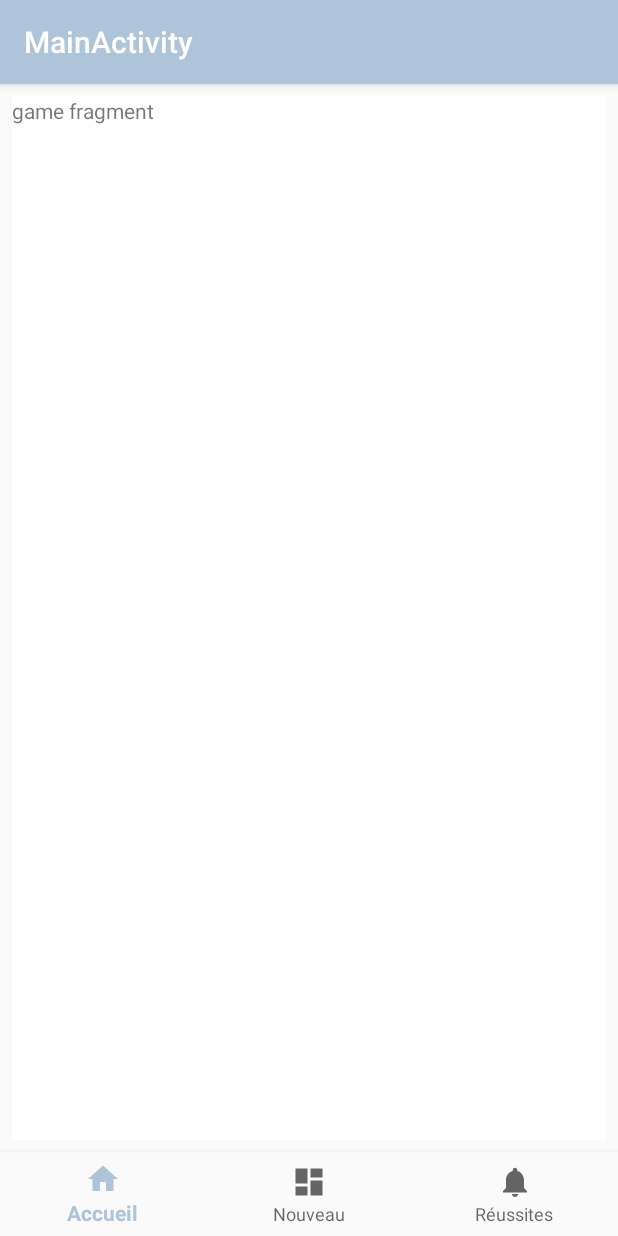
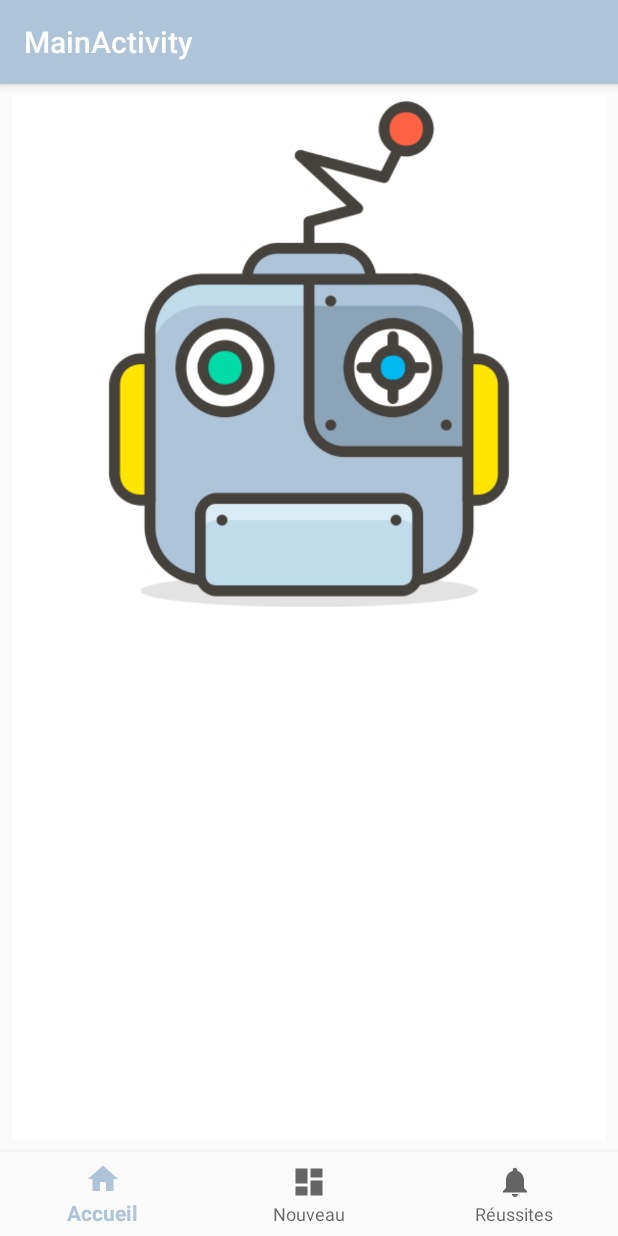
Before and after one commit to csgrdcelia/Captch-up, an Android app: the fragment GameFragment placed in its activity, on a phone screen of 412 x 824 dp. Run offline under Robolectric (Android 15) with nearby library versions, the phone set to English and light mode, and no system bars; our stand-ins replace Picasso.

Commit message:
progress on game fragment

```diff
--- a/app/src/main/java/com/esgi/project/captchup/Level.java
+++ b/app/src/main/java/com/esgi/project/captchup/Level.java
@@ -2,6 +2,7 @@ package com.esgi.project.captchup;
 
 import android.media.Image;
 
+import java.util.ArrayList;
 import java.util.List;
 
 public class Level {
@@ -18,6 +19,42 @@ public class Level {
         this.imageUrl = image;
     }
 
+    static ArrayList<Level> getFinishedLevels() {
+        Prediction prediction1 = new Prediction(1, "Robot", 80.0, true);
+        Prediction prediction2 = new Prediction(2, "Jeu", 85.0, true);
+        Prediction prediction3 = new Prediction(3, "Test", 90.0, true);
+
+        List<Prediction> predictions = new ArrayList<>();
+        predictions.add(prediction1);
+        predictions.add(prediction2);
+        predictions.add(prediction3);
+
+        Level level = new Level(1, predictions, "url");
+        ArrayList<Level> levels = new ArrayList<>();
+        levels.add(level);
+        levels.add(level);
+
+        return levels;
+    }
+
+    public static List<Level> getUnfinishedLevels() {
+        Prediction prediction1 = new Prediction(1, "Robot", 80.0, false);
+        Prediction prediction2 = new Prediction(2, "Jeu", 85.0, true);
+        Prediction prediction3 = new Prediction(3, "Test", 90.0, false);
+
+        List<Prediction> predictions = new ArrayList<>();
+        predictions.add(prediction1);
+        predictions.add(prediction2);
+        predictions.add(prediction3);
+
+        Level level = new Level(1, predictions, "url");
+        ArrayList<Level> levels = new ArrayList<>();
+        levels.add(level);
+
+        return levels;
+    }
+
+
     public String getAdvancement()
     {
         int completed = 0;
--- a/app/src/main/java/com/esgi/project/captchup/LevelFragment.java
+++ b/app/src/main/java/com/esgi/project/captchup/LevelFragment.java
@@ -22,12 +22,16 @@ import java.util.List;
  */
 public class LevelFragment extends Fragment {
 
-    public enum LevelType {
+    public static final String LEVEL_FRAGMENT_TYPE = "levelFragmentType";
+
+    public enum LevelFragmentType {
         FINISHED,
         UNFINISHED
     }
 
     int index = 2;
+    private LevelFragmentType levelFragmentType = LevelFragmentType.UNFINISHED;
+
     private RecyclerView recyclerView;
     private List<Level> levels = new ArrayList<>();
 
@@ -35,21 +39,21 @@ public class LevelFragment extends Fragment {
         // Required empty public constructor
     }
 
-    public static LevelFragment newInstance(int index) {
+    public static LevelFragment newInstance(LevelFragmentType type) {
 
         Bundle args = new Bundle();
         LevelFragment fragment = new LevelFragment();
-        args.putInt("index", index);
+        args.putSerializable(LEVEL_FRAGMENT_TYPE, type);
         fragment.setArguments(args);
         return fragment;
     }
 
     @Override
-    public View onCreateView(LayoutInflater inflater, ViewGroup container,
-                             Bundle savedInstanceState) {
+    public View onCreateView(LayoutInflater inflater, ViewGroup container, Bundle savedInstanceState) {
         try {
-            index = this.getArguments().getInt("index");
-        }catch(Exception e) {
+            levelFragmentType = (LevelFragmentType)this.getArguments().get(LEVEL_FRAGMENT_TYPE);
+        }catch (Exception e)
+        {
 
         }
         return inflater.inflate(R.layout.fragment_level, container, false);
@@ -58,7 +62,11 @@ public class LevelFragment extends Fragment {
     @Override
     public void onActivityCreated(@Nullable Bundle savedInstanceState) {
         super.onActivityCreated(savedInstanceState);
-        addLevels();
+
+        if(levelFragmentType == LevelFragmentType.FINISHED)
+            levels = Level.getFinishedLevels();
+        else
+            levels = Level.getUnfinishedLevels();
         recyclerView = (RecyclerView)getView().findViewById(R.id.recyclerView);
         //recyclerView.setLayoutManager(new LinearLayoutManager(getView().getContext())); // DISPLAY 1 PER ROW
         recyclerView.setLayoutManager(new GridLayoutManager(getView().getContext(),2)); // DISPLAY 2 PER ROW
@@ -70,21 +78,4 @@ public class LevelFragment extends Fragment {
         super.onResume();
 
     }
-
-    private void addLevels()
-    {
-        //TODO: supprimer ceci pour remplacer par la vraie récupération des niveaux
-        Prediction prediction1 = new Prediction(1, "Robot", 80.0, true);
-        Prediction prediction2 = new Prediction(2, "Jeu", 85.0, false);
-        Prediction prediction3 = new Prediction(3, "Test", 90.0, true);
-
-        List<Prediction> predictions = new ArrayList<>();
-        predictions.add(prediction1);
-        predictions.add(prediction2);
-        predictions.add(prediction3);
-
-        Level level = new Level(1, predictions, "url");
-        levels.add(level);
-
-    }
 }
--- a/app/src/main/java/com/esgi/project/captchup/MainActivity.java
+++ b/app/src/main/java/com/esgi/project/captchup/MainActivity.java
@@ -11,8 +11,6 @@ import android.view.MenuItem;
 
 public class MainActivity extends AppCompatActivity {
 
-    //private TextView mTextMessage;
-    //Fragment fragment = new LevelFragment();
     private BottomNavigationView.OnNavigationItemSelectedListener mOnNavigationItemSelectedListener
             = new BottomNavigationView.OnNavigationItemSelectedListener() {
 
@@ -20,15 +18,13 @@ public class MainActivity extends AppCompatActivity {
         public boolean onNavigationItemSelected(@NonNull MenuItem item) {
             switch (item.getItemId()) {
                 case R.id.navigation_home:
-                    //updateFragment(new GameFragment());
-                    updateFragment(LevelFragment.newInstance(0));
+                    updateFragment(LevelFragment.newInstance(LevelFragment.LevelFragmentType.UNFINISHED));
                     return true;
                 case R.id.navigation_new:
-                    //updateFragment(new LevelFragment());
-                    updateFragment(LevelFragment.newInstance(1));
+                    updateFragment(new GameFragment()); //TODO: Run gallery
                     return true;
                 case R.id.navigation_achievements:
-                    updateFragment(new GameFragment());
+                    updateFragment(LevelFragment.newInstance(LevelFragment.LevelFragmentType.FINISHED));
                     return true;
             }
             return false;
@@ -38,7 +34,7 @@ public class MainActivity extends AppCompatActivity {
     @Override
     protected void onResume() {
         super.onResume();
-        updateFragment(LevelFragment.newInstance(0));
+        updateFragment(LevelFragment.newInstance(LevelFragment.LevelFragmentType.UNFINISHED));
     }
     @Override
     protected void onCreate(Bundle savedInstanceState) {
--- a/app/src/main/res/layout/fragment_game.xml
+++ b/app/src/main/res/layout/fragment_game.xml
@@ -1,15 +1,42 @@
 <?xml version="1.0" encoding="utf-8"?>
-<FrameLayout xmlns:android="http://schemas.android.com/apk/res/android"
+<LinearLayout xmlns:android="http://schemas.android.com/apk/res/android"
+    xmlns:app="http://schemas.android.com/apk/res-auto"
     xmlns:tools="http://schemas.android.com/tools"
     android:layout_width="match_parent"
     android:layout_height="match_parent"
     android:background="@color/white"
     tools:context=".GameFragment">
 
-    <!-- TODO: Update blank fragment layout -->
-    <TextView
-        android:layout_width="match_parent"
+    <LinearLayout xmlns:android="http://schemas.android.com/apk/res/android"
+        android:orientation="vertical"
+        android:layout_weight="1"
+        android:layout_width="0dp"
         android:layout_height="match_parent"
-        android:text="game fragment " />
+        >
 
-</FrameLayout>
+        <LinearLayout xmlns:android="http://schemas.android.com/apk/res/android"
+            android:orientation="horizontal"
+            android:layout_weight="1"
+            android:layout_width="match_parent"
+            android:layout_height="0dp"
+            android:background="@android:color/white"
+            >
+            <ImageView
+                android:id="@+id/imageView"
+                android:layout_weight="1"
+                android:layout_width="match_parent"
+                android:layout_height="match_parent"
+                android:src="@drawable/robot" />
+        </LinearLayout>
+
+        <LinearLayout xmlns:android="http://schemas.android.com/apk/res/android"
+            android:orientation="horizontal"
+            android:layout_weight="1"
+            android:layout_width="match_parent"
+            android:layout_height="wrap_content"
+            >
+
+        </LinearLayout>
+
+    </LinearLayout>
+</LinearLayout>
--- a/app/src/main/res/layout/fragment_level.xml
+++ b/app/src/main/res/layout/fragment_level.xml
@@ -11,6 +11,7 @@
     <android.support.v7.widget.RecyclerView
         android:id="@+id/recyclerView"
         android:layout_width="match_parent"
-        android:layout_height="match_parent" />
+        android:layout_height="match_parent"
+        tools:listitem="@layout/card_level" />
 
 </FrameLayout>
--- a/app/src/main/res/values/colors.xml
+++ b/app/src/main/res/values/colors.xml
@@ -2,7 +2,7 @@
 <resources>
     <color name="colorPrimary">#ADC4D9</color>
     <color name="colorPrimaryDark">#92a6b9</color>
-    <color name="colorAccent">#FFA000</color>
+    <color name="colorAccent">#CCB700</color>
     <color name="white">#FFFFFF</color>
 
 
```
Also changed, not shown: app/src/main/res/layout/card_level.xml (+0 -10 lines), app/src/main/res/layout/card_prediction.xml (added, +38 -0 lines).
